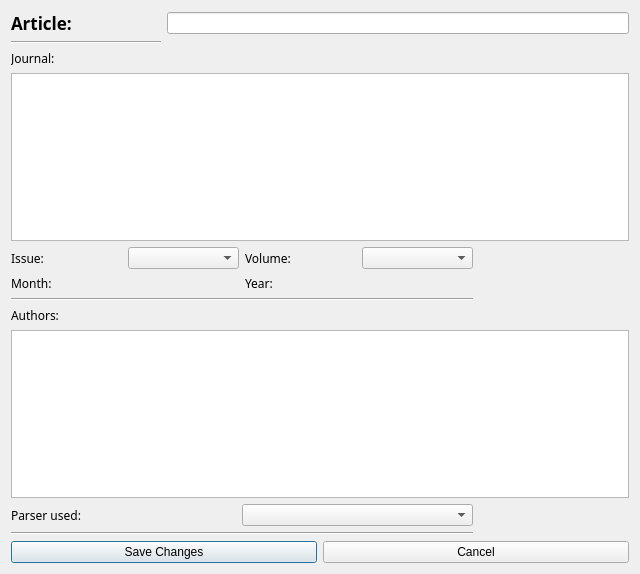
Before: the Qt Designer form editarticle.ui in falconofdoom/gui, drawn with Qt 5.
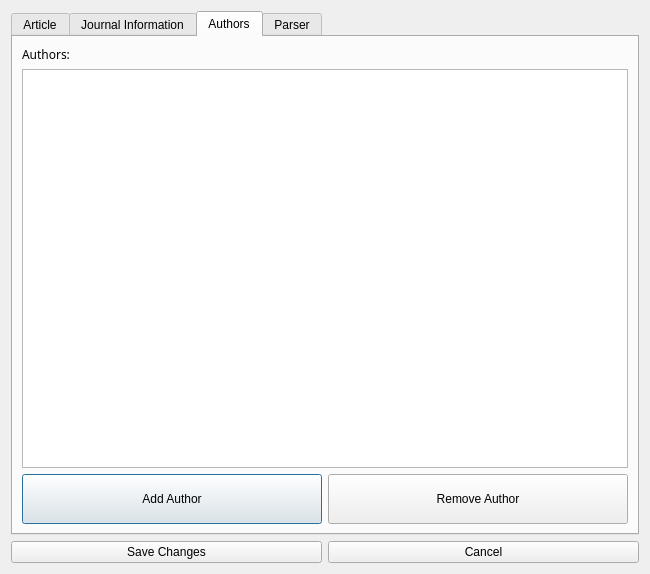
After: the same form once the commit is applied.

Diff of the .ui file:
```diff
--- a/editarticle.ui
+++ b/editarticle.ui
@@ -14,43 +14,82 @@
    <string>Dialog</string>
   </property>
   <layout class="QGridLayout" name="gridLayout">
+   <item row="0" column="0" colspan="2">
+    <widget class="QTabWidget" name="tabWidget">
+     <property name="currentIndex">
+      <number>2</number>
+     </property>
+     <widget class="QWidget" name="tab">
+      <attribute name="title">
+       <string>Article</string>
+      </attribute>
+      <layout class="QGridLayout" name="gridLayout_3">
    <item row="2" column="0">
-    <widget class="QPushButton" name="pushButton">
-     <property name="text">
-      <string>Save Changes</string>
-     </property>
-    </widget>
-   </item>
-   <item row="2" column="1">
-    <widget class="QPushButton" name="pushButton_2">
-     <property name="text">
-      <string>Cancel</string>
-     </property>
-    </widget>
-   </item>
-   <item row="1" column="0" colspan="2">
-    <layout class="QGridLayout" name="gridLayout_2">
-     <item row="1" column="0">
-      <widget class="Line" name="line">
-       <property name="minimumSize">
-        <size>
-         <width>0</width>
-         <height>0</height>
-        </size>
-       </property>
-       <property name="font">
-        <font>
-         <family>Trebuchet MS</family>
-        </font>
-       </property>
-       <property name="orientation">
-        <enum>Qt::Horizontal</enum>
-       </property>
-      </widget>
-     </item>
-     <item row="0" column="1" colspan="3">
       <widget class="QLineEdit" name="lineEdit"/>
      </item>
+       <item row="0" column="0">
+        <layout class="QHBoxLayout" name="horizontalLayout_3"/>
+       </item>
+       <item row="1" column="0">
+        <widget class="QLabel" name="articleLabel">
+         <property name="font">
+          <font>
+           <family>Trebuchet MS</family>
+           <pointsize>13</pointsize>
+           <weight>75</weight>
+           <bold>true</bold>
+          </font>
+         </property>
+         <property name="text">
+          <string>Article:</string>
+         </property>
+        </widget>
+       </item>
+      </layout>
+     </widget>
+     <widget class="QWidget" name="tab_2">
+      <attribute name="title">
+       <string>Journal Information</string>
+      </attribute>
+      <layout class="QGridLayout" name="gridLayout_4">
+       <item row="0" column="0">
+        <layout class="QGridLayout" name="gridLayout_2">
+         <item row="10" column="0" colspan="3">
+          <widget class="Line" name="line_2">
+           <property name="font">
+            <font>
+             <family>Trebuchet MS</family>
+            </font>
+           </property>
+           <property name="orientation">
+            <enum>Qt::Horizontal</enum>
+           </property>
+          </widget>
+         </item>
+         <item row="16" column="0" colspan="3">
+          <widget class="Line" name="line_3">
+           <property name="font">
+            <font>
+             <family>Trebuchet MS</family>
+            </font>
+           </property>
+           <property name="orientation">
+            <enum>Qt::Horizontal</enum>
+           </property>
+          </widget>
+         </item>
+         <item row="2" column="0">
+          <widget class="QLabel" name="journalLabel">
+           <property name="font">
+            <font>
+             <family>Trebuchet MS</family>
+            </font>
+           </property>
+           <property name="text">
+            <string>Journal:</string>
+           </property>
+          </widget>
+         </item>
      <item row="8" column="0" colspan="3">
       <layout class="QHBoxLayout" name="horizontalLayout_2">
        <item>
@@ -149,22 +188,16 @@
        </property>
       </widget>
      </item>
+        </layout>
+       </item>
+      </layout>
+     </widget>
+     <widget class="QWidget" name="tab_3">
+      <attribute name="title">
+       <string>Authors</string>
+      </attribute>
+      <layout class="QGridLayout" name="gridLayout_5">
      <item row="0" column="0">
-      <widget class="QLabel" name="articleLabel">
-       <property name="font">
-        <font>
-         <family>Trebuchet MS</family>
-         <pointsize>13</pointsize>
-         <weight>75</weight>
-         <bold>true</bold>
-        </font>
-       </property>
-       <property name="text">
-        <string>Article:</string>
-       </property>
-      </widget>
-     </item>
-     <item row="11" column="0">
       <widget class="QLabel" name="label">
        <property name="font">
         <font>
@@ -176,7 +209,50 @@
        </property>
       </widget>
      </item>
-     <item row="14" column="0" colspan="3">
+       <item row="2" column="0">
+        <widget class="QPushButton" name="addAuthor">
+         <property name="minimumSize">
+          <size>
+           <width>300</width>
+           <height>50</height>
+          </size>
+         </property>
+         <property name="text">
+          <string>Add Author</string>
+         </property>
+        </widget>
+       </item>
+       <item row="2" column="1">
+        <widget class="QPushButton" name="removeAuthor">
+         <property name="minimumSize">
+          <size>
+           <width>300</width>
+           <height>50</height>
+          </size>
+         </property>
+         <property name="text">
+          <string>Remove Author</string>
+         </property>
+        </widget>
+       </item>
+       <item row="1" column="0" colspan="2">
+        <widget class="QTableView" name="tableView">
+         <attribute name="horizontalHeaderCascadingSectionResizes">
+          <bool>false</bool>
+         </attribute>
+         <attribute name="horizontalHeaderStretchLastSection">
+          <bool>false</bool>
+         </attribute>
+        </widget>
+       </item>
+      </layout>
+     </widget>
+     <widget class="QWidget" name="tab_4">
+      <attribute name="title">
+       <string>Parser</string>
+      </attribute>
+      <layout class="QGridLayout" name="gridLayout_6">
+       <item row="0" column="0">
       <layout class="QHBoxLayout" name="horizontalLayout_6">
        <property name="spacing">
         <number>0</number>
@@ -201,20 +277,23 @@
        </item>
       </layout>
      </item>
-     <item row="13" column="0" colspan="4">
-      <widget class="QTableView" name="tableView">
-       <attribute name="horizontalHeaderCascadingSectionResizes">
-        <bool>false</bool>
-       </attribute>
-       <attribute name="horizontalHeaderStretchLastSection">
-        <bool>false</bool>
-       </attribute>
-      </widget>
-     </item>
-     <item row="4" column="0" colspan="4">
-      <widget class="QTableView" name="tableView_2"/>
-     </item>
-    </layout>
+      </layout>
+     </widget>
+    </widget>
+   </item>
+   <item row="1" column="1">
+    <widget class="QPushButton" name="pushButton_2">
+     <property name="text">
+      <string>Cancel</string>
+     </property>
+    </widget>
+   </item>
+   <item row="1" column="0">
+    <widget class="QPushButton" name="pushButton">
+     <property name="text">
+      <string>Save Changes</string>
+     </property>
+    </widget>
    </item>
   </layout>
  </widget>
```
Left out of the diff: 37 changed lines with no effect on the pictures. Lines whose indentation alone changed are shown as unchanged.
